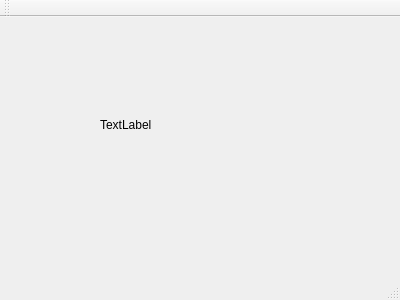
First picture: the form in Qt_Dev/v1.1/main1/mainwindow.ui, repository xuezeao/git_program, before the edit.
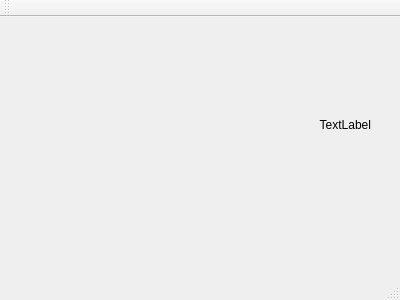
Second picture: the form after the edit.

What changed in the file:
```diff
--- a/Qt_Dev/v1.1/main1/mainwindow.ui
+++ b/Qt_Dev/v1.1/main1/mainwindow.ui
@@ -26,6 +26,9 @@
     <property name="text">
      <string>TextLabel</string>
     </property>
+    <property name="alignment">
+     <set>Qt::AlignRight|Qt::AlignTrailing|Qt::AlignVCenter</set>
+    </property>
    </widget>
   </widget>
   <widget class="QMenuBar" name="menuBar">
```
Left out of the diff: 3 changed lines with no effect on the pictures.
